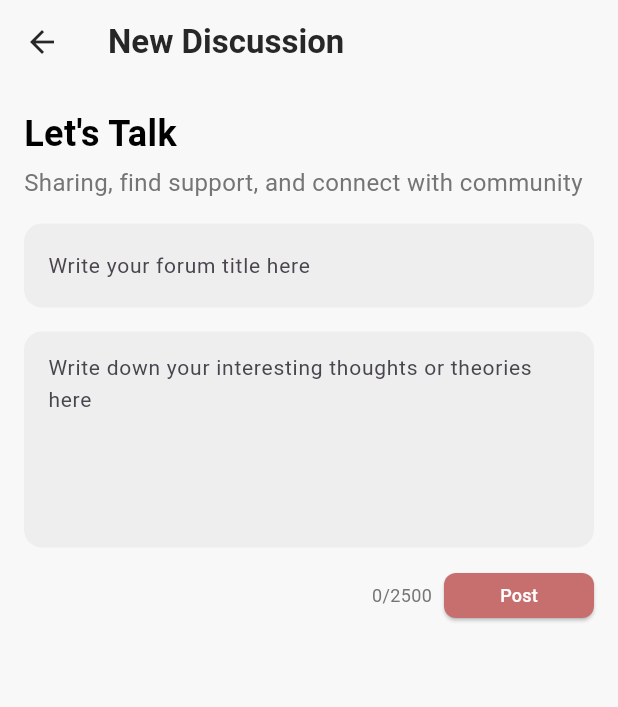
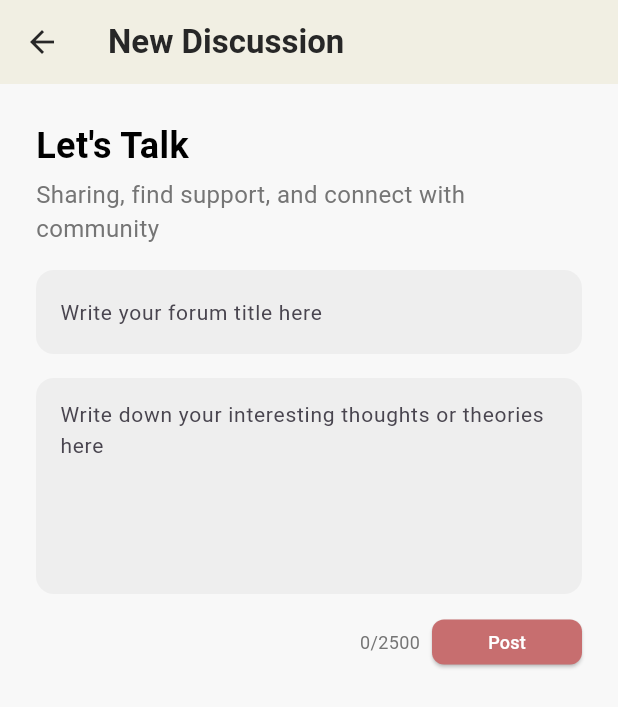
Before and after one commit to Yusufalfaa/abp_flutter_booknest, a Flutter app: the ForumPage screen opened by its route, after a tap on "New Discussion", on a phone screen of 412 x 824 dp. Shown: the top 707 px of the screen. Run offline on Flutter 3.47's test engine with Material 3 defaults, Android fonts, the phone set to English and light mode, and no system bars; our stand-ins replace cloud_firestore, firebase_auth, firebase_core, google_sign_in; accounts and stored records are empty.

Commit message:
merge Eko

```diff
--- a/lib/pages/forum_page.dart
+++ b/lib/pages/forum_page.dart
@@ -1,14 +1,7 @@
 import 'package:flutter/material.dart';
-import 'home_page.dart'; // Pastikan file ini ada jika digunakan
-import 'newForum_page.dart'; // Pastikan file ini ada
-import 'replyForum_page.dart'; // Pastikan file ini ada
-
-// Definisikan variabel global untuk primaryColor dan buttonRadius
-const Color lightColor = Color(0xFFF1EFE3);
-const Color backgroundColor = Color(0xFFF8F8F8);
-const Color primaryColor = Color(0xFFC76E6F);
-const Color blackColor = Color(0xFF272727);
-const double buttonRadius = 12.0; // Menyamakan radius semua tombol
+import 'home_page.dart';
+import 'newForum_page.dart';
+import 'replyForum_page.dart';
 
 class ForumPage extends StatefulWidget {
   const ForumPage({super.key});
@@ -274,12 +267,12 @@ class ForumPost extends StatelessWidget {
         borderRadius: BorderRadius.circular(buttonRadius),
       ),
       margin: EdgeInsets.zero,
+      color: lightColor,
       child: Padding(
-        padding: const EdgeInsets.all(12.0), // Padding luar card
+        padding: const EdgeInsets.all(12.0),
         child: Row(
-          crossAxisAlignment: CrossAxisAlignment.start, // Align items at the start (top)
+          crossAxisAlignment: CrossAxisAlignment.start,
           children: [
-            // Bagian kiri: Avatar (dengan gambar), username, date, title, content, replies (dalam Flexible untuk mencegah overflow)
             Flexible(
               child: Column(
                 crossAxisAlignment: CrossAxisAlignment.start,
@@ -288,10 +281,10 @@ class ForumPost extends StatelessWidget {
                     crossAxisAlignment: CrossAxisAlignment.start,
                     children: [
                       CircleAvatar(
-                        backgroundImage: AssetImage(avatarPath), // Gunakan path avatar yang diterima
+                        backgroundImage: AssetImage(avatarPath),
                         radius: 20,
                       ),
-                      SizedBox(width: 8), // Jarak antara avatar dan username
+                      SizedBox(width: 8),
                       Expanded(
                         child: Column(
                           crossAxisAlignment: CrossAxisAlignment.start,
@@ -299,35 +292,35 @@ class ForumPost extends StatelessWidget {
                             Text(
                               username,
                               style: TextStyle(fontWeight: FontWeight.bold, fontSize: 14),
-                              softWrap: true, // Membiarkan teks membungkus ke baris baru
+                              softWrap: true,
                             ),
                             Text(
                               date,
                               style: TextStyle(color: Colors.grey, fontSize: 12),
-                              softWrap: true, // Membiarkan teks membungkus ke baris baru
+                              softWrap: true,
                             ),
                           ],
                         ),
                       ),
                     ],
                   ),
-                  SizedBox(height: 8), // Jarak antara username/date dan title
+                  SizedBox(height: 8),
                   Text(
                     title,
                     style: TextStyle(fontSize: 16, fontWeight: FontWeight.bold),
-                    softWrap: true, // Membiarkan teks membungkus ke baris baru
+                    softWrap: true,
                   ),
                   SizedBox(height: 4),
                   Text(
                     content,
                     style: TextStyle(fontSize: 14),
-                    softWrap: true, // Membiarkan teks membungkus ke baris baru
+                    softWrap: true,
                   ),
                   SizedBox(height: 8),
                   GestureDetector(
-                    onTap: onReplyTap, // Klik pada ikon dan teks akan memicu navigasi
+                    onTap: onReplyTap,
                     child: Row(
-                      mainAxisSize: MainAxisSize.min, // Membatasi lebar Row ini
+                      mainAxisSize: MainAxisSize.min,
                       children: [
                         Icon(Icons.chat_bubble_outline, size: 16, color: Colors.grey),
                         SizedBox(width: 4),
@@ -335,7 +328,7 @@ class ForumPost extends StatelessWidget {
                           child: Text(
                             '$replies Reply(s)',
                             style: TextStyle(color: Colors.grey, fontSize: 14),
-                            softWrap: true, // Membiarkan teks membungkus ke baris baru
+                            softWrap: true,
                           ),
                         ),
                       ],
--- a/lib/pages/home_page.dart
+++ b/lib/pages/home_page.dart
@@ -10,7 +10,7 @@ const Color lightColor = Color(0xFFF1EFE3);
 const Color backgroundColor = Color(0xFFF8F8F8);
 const Color primaryColor = Color(0xFFC76E6F);
 const Color blackColor = Color(0xFF272727);
-const double buttonRadius = 12.0; // Menyamakan radius semua tombol
+const double buttonRadius = 12.0;
 
 class HomePage extends StatefulWidget {
   const HomePage({super.key});
@@ -73,7 +73,7 @@ class _HomePageState extends State<HomePage> {
                 Navigator.pop(dialogContext);
                 await AuthService().signOut();
                 setState(() {
-                  _currentUser = null; // Update state setelah logout
+                  _currentUser = null;
                 });
                 Navigator.pushNamedAndRemoveUntil(context, '/', (route) => false);
 
@@ -113,7 +113,7 @@ class _HomePageState extends State<HomePage> {
         ],
         currentIndex: _selectedIndex,
         backgroundColor: lightColor,
-        selectedItemColor: primaryColor,
+        selectedItemColor: _isFaqPage? blackColor : primaryColor,
         unselectedItemColor: blackColor,
         selectedFontSize: 14,
         unselectedFontSize: 14,
--- a/lib/pages/newForum_page.dart
+++ b/lib/pages/newForum_page.dart
@@ -1,12 +1,6 @@
 import 'package:flutter/material.dart';
 import 'package:flutter/services.dart';
-
-// Import warna dan konstanta dari ForumPage
-const Color lightColor = Color(0xFFF1EFE3);
-const Color backgroundColor = Color(0xFFF8F8F8);
-const Color primaryColor = Color(0xFFC76E6F);
-const Color blackColor = Color(0xFF272727);
-const double buttonRadius = 12.0;
+import 'package:booknest/pages/home_page.dart';
 
 class NewForumPage extends StatefulWidget {
   const NewForumPage({super.key});
@@ -46,7 +40,7 @@ class _NewForumPageState extends State<NewForumPage> {
   Widget build(BuildContext context) {
     return Scaffold(
       appBar: AppBar(
-        backgroundColor: Colors.transparent,
+        backgroundColor: lightColor,
         elevation: 0,
         leading: IconButton(
           icon: Icon(Icons.arrow_back, color: blackColor),
@@ -60,7 +54,9 @@ class _NewForumPageState extends State<NewForumPage> {
           ),
         ),
       ),
-      body: Padding(
+      body: Container(
+        margin: EdgeInsets.all(8.0),
+        child: Padding(
           padding: const EdgeInsets.fromLTRB(16.0, 16.0, 16.0, 0),
           child: Column(
             crossAxisAlignment: CrossAxisAlignment.start,
@@ -109,7 +105,7 @@ class _NewForumPageState extends State<NewForumPage> {
                 controller: _contentController,
                 maxLines: 5,
                 inputFormatters: [
-                LengthLimitingTextInputFormatter(_maxLength), // Tetap sebagai cadangan
+                  LengthLimitingTextInputFormatter(_maxLength),
                 ],
                 decoration: InputDecoration(
                   hintText: 'Write down your interesting thoughts or theories here',
@@ -120,14 +116,14 @@ class _NewForumPageState extends State<NewForumPage> {
                     borderRadius: BorderRadius.circular(buttonRadius),
                     borderSide: BorderSide.none,
                   ),
-                contentPadding: EdgeInsets.all(12), // Padding normal
+                  contentPadding: EdgeInsets.all(12),
                 ),
               ),
-            SizedBox(height: 8), // Jarak antara TextField dan elemen di bawah
+              SizedBox(height: 8),
 
               // Baris untuk counter dan tombol Post di luar TextField
               Row(
-              mainAxisAlignment: MainAxisAlignment.end, // Geser ke kanan
+                mainAxisAlignment: MainAxisAlignment.end,
                 children: [
                   Text(
                     '${_contentController.text.length}/$_maxLength',
@@ -136,7 +132,7 @@ class _NewForumPageState extends State<NewForumPage> {
                       color: Colors.grey[600],
                     ),
                   ),
-                SizedBox(width: 8), // Jarak antara counter dan tombol
+                  SizedBox(width: 8),
                   ElevatedButton(
                     style: ElevatedButton.styleFrom(
                       backgroundColor: primaryColor,
@@ -160,6 +156,8 @@ class _NewForumPageState extends State<NewForumPage> {
             ],
           ),
         ),
+      ),
     );
   }
+
 }
```
Also changed, not shown: lib/models/forum.dart (added, +43 -0 lines), lib/pages/replyForum_page.dart (+43 -27 lines). Lines whose indentation alone changed are shown as unchanged.
